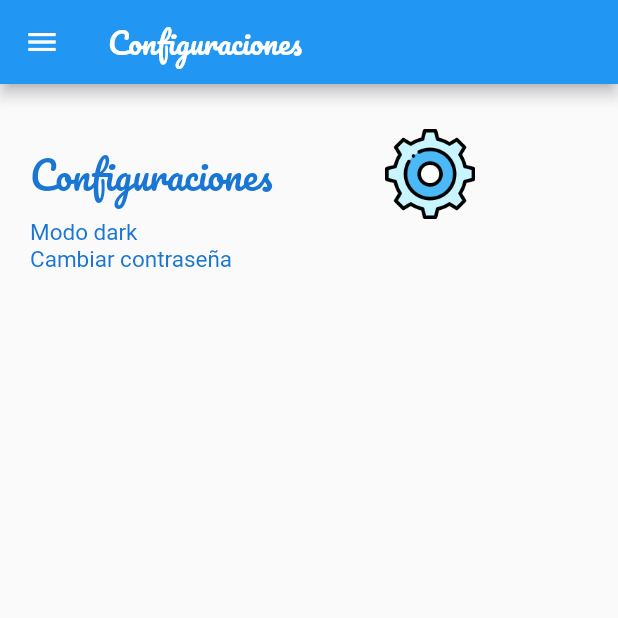
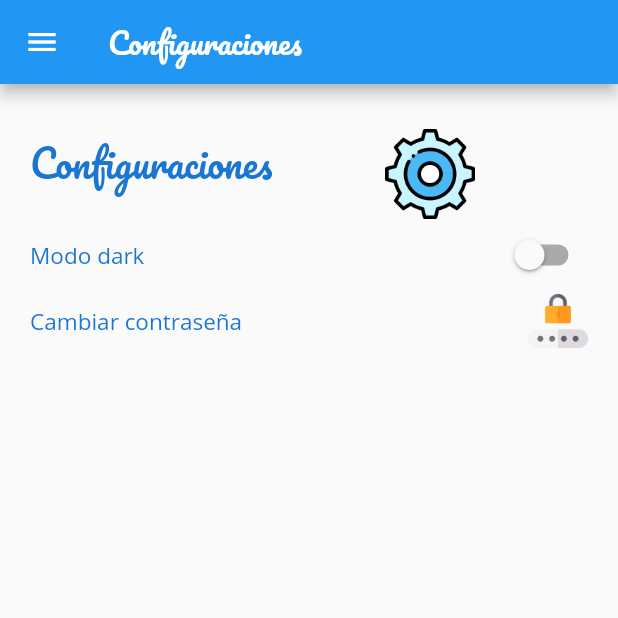
Before and after one commit to lkavila/Routy-app, a Flutter app: the Configuracion screen opened by its route, on a phone screen of 412 x 824 dp, the top half of it. Run offline on Flutter 3.47's test engine with Material 2 defaults, Android fonts, the phone set to English and light mode, and no system bars; our stand-ins replace cloud_firestore, firebase_auth, firebase_core, font_awesome_flutter, get, get_storage and 2 more; missing offline and left inert: flutter_config, flutter_facebook_login; accounts and stored records are empty.

Commit message:
config modo dark

```diff
--- a/lib/Presentation/pages/home/configuraciones.dart
+++ b/lib/Presentation/pages/home/configuraciones.dart
@@ -1,6 +1,6 @@
 import 'package:flutter/material.dart';
 import 'package:flutter/cupertino.dart';
-import 'package:get/get.dart';
+import 'package:get_storage/get_storage.dart';
 import 'package:routy_app_v102/Presentation/widgets/hidden_drawer_menu.dart';
 
 class Configuracion extends StatefulWidget {
@@ -11,8 +11,11 @@ class Configuracion extends StatefulWidget {
 }
 
 class ConfiguracionState extends State<Configuracion> {
+  final appdata = GetStorage();
   @override
   Widget build(BuildContext context) {
+    appdata.writeIfNull('darkmode', false);
+    bool isDarkMode = appdata.read('darkmode');
     return Scaffold(
       appBar: AppBar(
         title: Text(
@@ -30,7 +33,10 @@ class ConfiguracionState extends State<Configuracion> {
             child: Column(
                 mainAxisAlignment: MainAxisAlignment.spaceAround,
                 children: [
-                  Row(mainAxisAlignment: MainAxisAlignment.center, children: [
+                  Row(
+                      crossAxisAlignment: CrossAxisAlignment.start,
+                      mainAxisAlignment: MainAxisAlignment.end,
+                      children: [
                         Text(
                           'Configuraciones',
                           style: TextStyle(
@@ -41,11 +47,17 @@ class ConfiguracionState extends State<Configuracion> {
                         ),
                         Expanded(
                           child: Image(
-                        image: AssetImage('assets/images/configuraciones.png'),
+                            alignment: Alignment.center,
+                            image:
+                                AssetImage('assets/images/configuraciones.png'),
                             height: 60,
                           ),
                         ),
                       ]),
+                  Row(
+                      crossAxisAlignment: CrossAxisAlignment.center,
+                      mainAxisAlignment: MainAxisAlignment.spaceBetween,
+                      children: [
                         Align(
                           alignment: Alignment.topLeft,
                           child: Text(
@@ -57,6 +69,18 @@ class ConfiguracionState extends State<Configuracion> {
                             ),
                           ),
                         ),
+                        Switch(
+                          value: isDarkMode,
+                          onChanged: (value) =>
+                              appdata.write('darkmode', value),
+                          activeTrackColor: Colors.blue,
+                          activeColor: Colors.blue[700],
+                        )
+                      ]),
+                  Row(
+                      crossAxisAlignment: CrossAxisAlignment.center,
+                      mainAxisAlignment: MainAxisAlignment.spaceBetween,
+                      children: [
                         Align(
                           alignment: Alignment.topLeft,
                           child: Text(
@@ -68,6 +92,14 @@ class ConfiguracionState extends State<Configuracion> {
                             ),
                           ),
                         ),
+                        Expanded(
+                          child: Image(
+                            alignment: Alignment.centerRight,
+                            image: AssetImage('assets/images/password.png'),
+                            height: 40,
+                          ),
+                        ),
+                      ]),
                 ]))
       ]),
     );
```
Also changed, not shown: lib/Presentation/pages/home/logged_in.dart (+49 -35 lines), lib/Presentation/pages/map.dart (+18 -9 lines), lib/Presentation/widgets/ruta_widget.dart (+40 -21 lines), lib/main.dart (+18 -9 lines), assets/images/password.png (added). Lines whose indentation alone changed are shown as unchanged.
